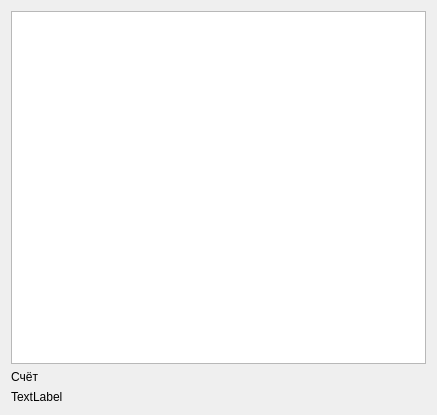
This is game_app.ui in evgen-kld/201_351_Petrovich as Qt 5 draws it before an edit. The edited form follows.
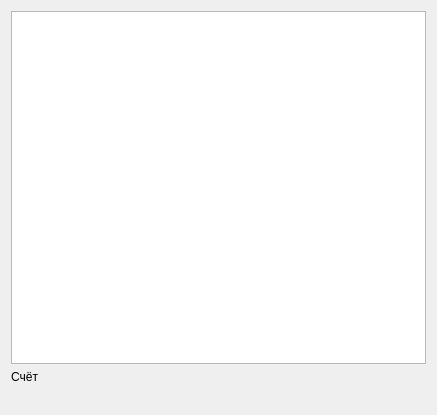
This is the edited form.

```diff
--- a/game_app.ui
+++ b/game_app.ui
@@ -34,7 +34,7 @@
    <item row="2" column="0">
     <widget class="QLabel" name="label">
      <property name="text">
-      <string>TextLabel</string>
+      <string/>
      </property>
     </widget>
    </item>
```
